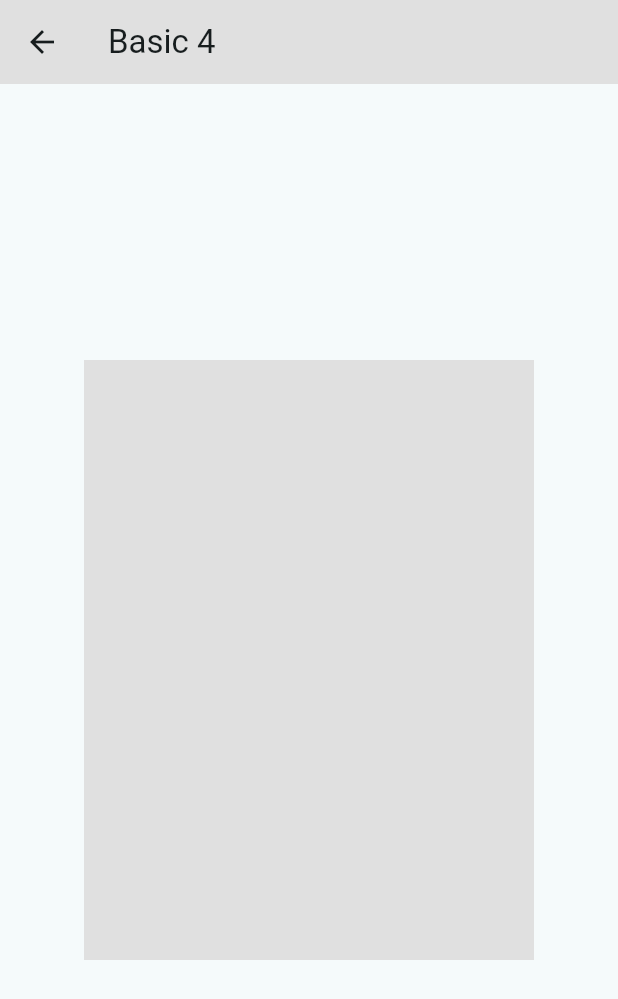
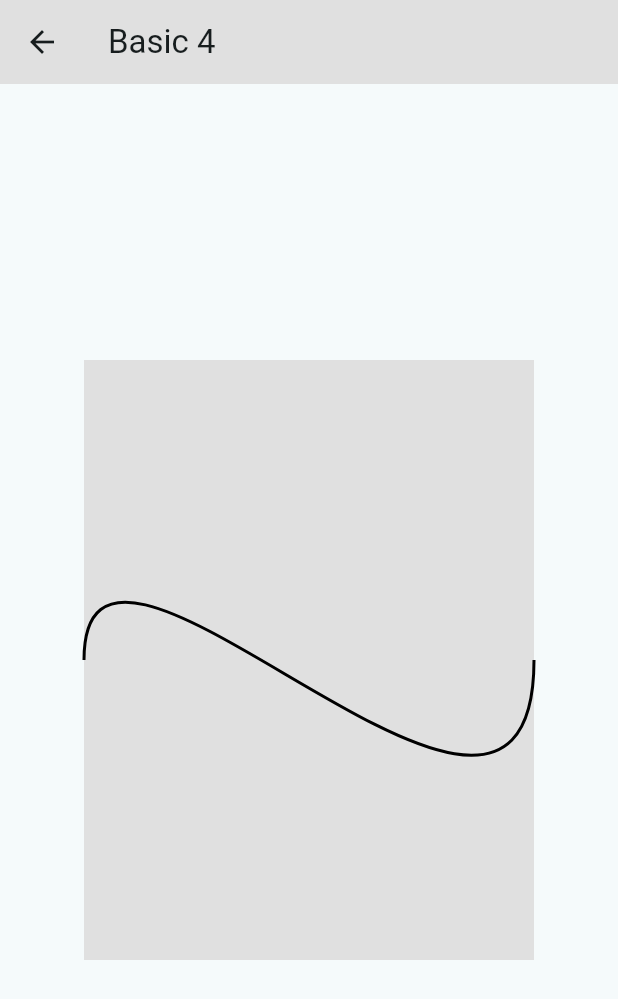
Before and after one commit to VaibhavVadle/flutter_playground, a Flutter app: the screen it shows after launch, after a tap on "Basic 4", on a phone screen of 412 x 824 dp. Shown: the top 999 px of the screen. Run offline on Flutter 3.47's test engine with Material 3 defaults, Android fonts, the phone set to English and light mode, and no system bars.

Commit message:
Added cubicTo & relativeCubicTo

```diff
--- a/lib/basics/basic_four.dart
+++ b/lib/basics/basic_four.dart
@@ -111,11 +111,16 @@ class CustomCurvePainter extends CustomPainter {
     // path.relativeConicTo(size.width / 2, size.height / 2, size.width, 0, 0.5);
     // canvas.drawPath(path, paint);
     // ---->
-    path.moveTo(size.width / 2, 0);
+    // path.moveTo(size.width / 2, 0);
     // path.quadraticBezierTo(
     //     size.width, size.height / 2, size.width / 2, size.height);
     // path.relativeQuadraticBezierTo(
     //     size.width / 2, size.height / 2, 0, size.height);
+    // ---->
+    path.moveTo(0, size.height / 2);
+    // path.cubicTo(0, size.height / 8, size.width, size.height, size.width, size.height /2);
+    path.relativeCubicTo(0, -((size.height / 2) - (size.height / 8)),
+        size.width, size.height / 2, size.width, 0);
 
     canvas.drawPath(path, paint);
   }
```
